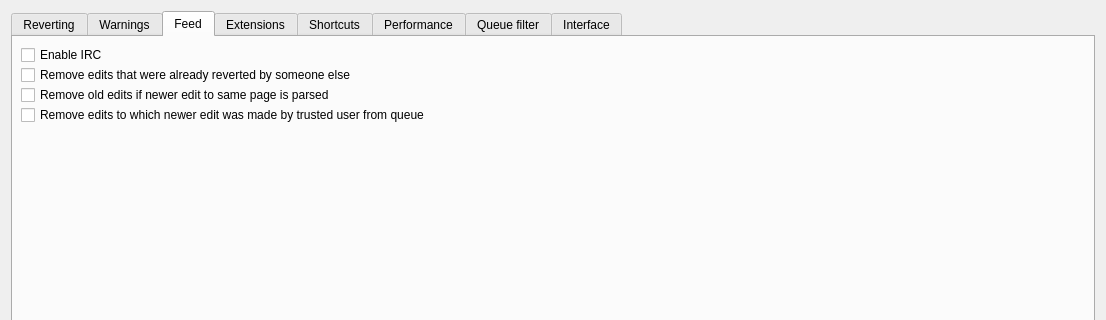
The window that huggle/preferences.ui (huggle/huggle3-qt-lx) describes before a commit, drawn with Qt 5; both pictures show x 0 to 1106 and y 0 to 320 of the 1106 by 658 pixel window.
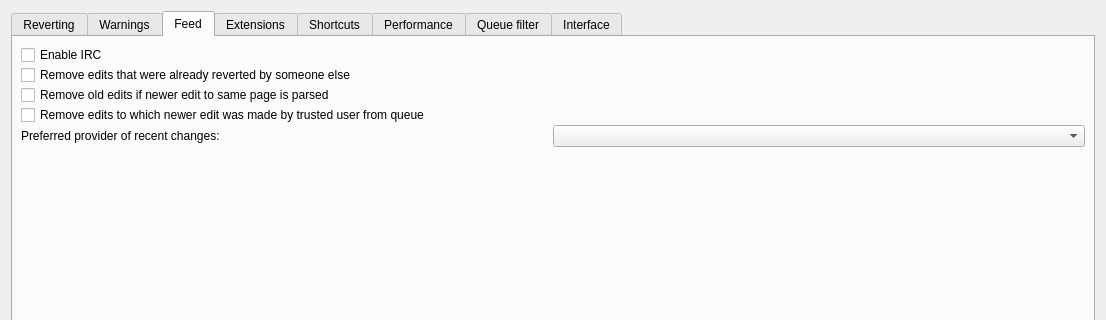
The same window after the commit. The open tabs and pages were chosen to show the change. Icons and pictures are not drawn.

Commit message:
changed default provider back to IRC
there is a number of problems in XML provider

Diff of the .ui file:
```diff
--- a/huggle/preferences.ui
+++ b/huggle/preferences.ui
@@ -322,6 +322,20 @@
            </property>
           </widget>
          </item>
+         <item>
+          <layout class="QHBoxLayout" name="horizontalLayout_9">
+           <item>
+            <widget class="QLabel" name="label_14">
+             <property name="text">
+              <string>Preferred provider of recent changes:</string>
+             </property>
+            </widget>
+           </item>
+           <item>
+            <widget class="QComboBox" name="cbProviders"/>
+           </item>
+          </layout>
+         </item>
         </layout>
        </item>
        <item>
```
The commit also changes 5 other files.
